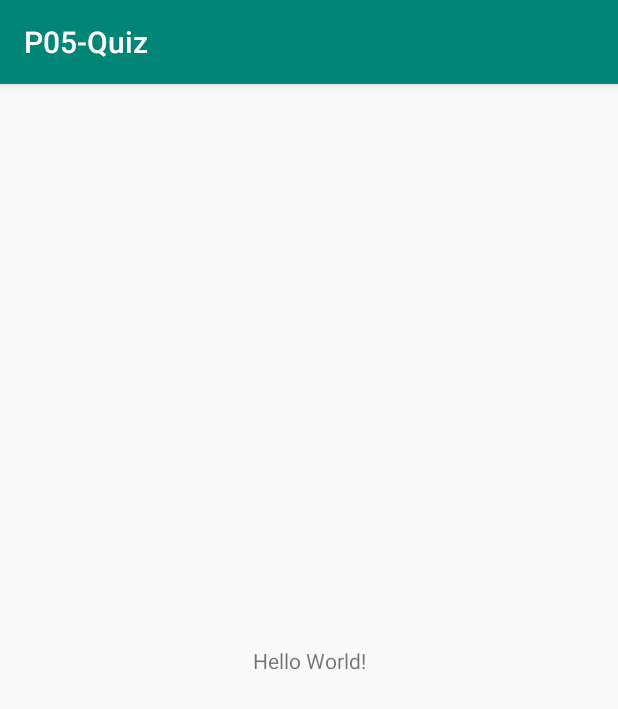
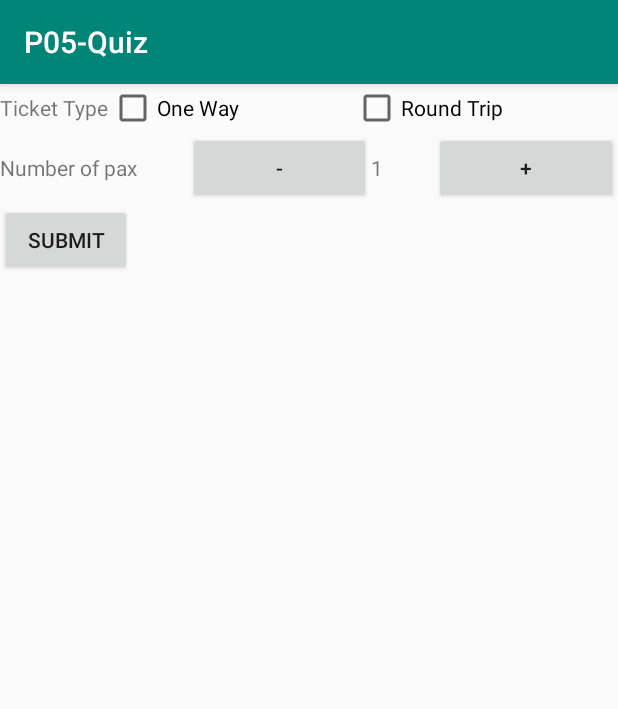
Before and after one commit to Kriaeyl/P05Quiz, an Android app: the screen it shows after launch (MainActivity), on a phone screen of 412 x 824 dp. Shown: the top 709 px of the screen. Run offline under Robolectric (Android 15) with nearby library versions, the phone set to English and light mode, and no system bars.

Commit message:
First! :D

```diff
--- a/app/src/main/AndroidManifest.xml
+++ b/app/src/main/AndroidManifest.xml
@@ -9,6 +9,7 @@
         android:roundIcon="@mipmap/ic_launcher_round"
         android:supportsRtl="true"
         android:theme="@style/AppTheme">
+        <activity android:name=".SecondActivity"></activity>
         <activity android:name=".MainActivity">
             <intent-filter>
                 <action android:name="android.intent.action.MAIN" />
--- a/app/src/main/java/sg/edu/rp/dmsd/p05quiz/MainActivity.java
+++ b/app/src/main/java/sg/edu/rp/dmsd/p05quiz/MainActivity.java
@@ -1,15 +1,84 @@
 package sg.edu.rp.dmsd.p05quiz;
 
+import android.content.Intent;
 import android.support.v7.app.AppCompatActivity;
 import android.os.Bundle;
+import android.view.View;
+import android.widget.Button;
+import android.widget.CheckBox;
+import android.widget.TextView;
+import android.widget.Toast;
 
 public class MainActivity extends AppCompatActivity {
+
+    CheckBox cb1;
+    CheckBox cb2;
+    Button b1;
+    Button b2;
+    TextView num;
+    Button sub;
+
 
     @Override
     protected void onCreate(Bundle savedInstanceState) {
         super.onCreate(savedInstanceState);
         setContentView(R.layout.activity_main);
 
+        cb1 = findViewById(R.id.one);
+        cb2 = findViewById(R.id.two);
+        b1 = findViewById(R.id.button);
+        b2 = findViewById(R.id.button2);
+        num = findViewById(R.id.textView3);
+        sub = findViewById(R.id.button3);
+
+        b1.setOnClickListener(new View.OnClickListener() {
+            @Override
+            public void onClick(View v) {
+                int uwu = Integer.parseInt(num.getText().toString());
+                if (uwu <= 0) {
+                    Toast.makeText(MainActivity.this,"No. of pax should not be negative",Toast.LENGTH_LONG).show();
+                }
+                else {
+                    uwu -= 1;
+                    num.setText(uwu + "");
+                }
+            }
+        });
+
+        b2.setOnClickListener(new View.OnClickListener() {
+            @Override
+            public void onClick(View v) {
+                int uwu = Integer.parseInt(num.getText().toString());
+                uwu += 1;
+                num.setText(uwu+"");
+            }
+        });
+
+        sub.setOnClickListener(new View.OnClickListener() {
+            @Override
+            public void onClick(View v) {
+                if ((cb1.isChecked() && cb2.isChecked())) {
+                    Toast.makeText(MainActivity.this, "Both Checkboxes Selected", Toast.LENGTH_LONG).show();
+                }
+                else if (!cb1.isChecked() && !cb2.isChecked()) {
+                    Toast.makeText(MainActivity.this, "None Selected", Toast.LENGTH_LONG).show();
+
+                }
+                else if (Integer.parseInt(num.getText().toString()) <= 0) {
+                    Toast.makeText(MainActivity.this, "Invalid pax; pax should be more than 0", Toast.LENGTH_LONG).show();
+                }
+                else {
+                    Intent intent = new Intent(MainActivity.this, SecondActivity.class);
+                    intent.putExtra("unu", num.getText().toString());
+                    intent.putExtra("lul", cb1.isChecked());
+                    intent.putExtra("lul2", cb2.isChecked());
+                    startActivity(intent);
+
+                }
+
+            }
+        });
+
 
     }
 }
--- a/app/src/main/res/layout/activity_main.xml
+++ b/app/src/main/res/layout/activity_main.xml
@@ -1,18 +1,75 @@
 <?xml version="1.0" encoding="utf-8"?>
-<android.support.constraint.ConstraintLayout xmlns:android="http://schemas.android.com/apk/res/android"
+<LinearLayout xmlns:android="http://schemas.android.com/apk/res/android"
     xmlns:app="http://schemas.android.com/apk/res-auto"
     xmlns:tools="http://schemas.android.com/tools"
     android:layout_width="match_parent"
     android:layout_height="match_parent"
-    tools:context=".MainActivity">
+    android:orientation="vertical"
+    tools:context=".MainActivity" >
 
-    <TextView
+    <LinearLayout
+        android:layout_width="match_parent"
+        android:layout_height="wrap_content"
+        android:orientation="horizontal">
+
+        <TextView
+            android:id="@+id/textView"
+            android:layout_width="wrap_content"
+            android:layout_height="wrap_content"
+            android:text="Ticket Type" />
+
+        <CheckBox
+            android:id="@+id/one"
+            android:layout_width="wrap_content"
+            android:layout_height="wrap_content"
+            android:layout_weight="1"
+            android:text="One Way" />
+
+        <CheckBox
+            android:id="@+id/two"
+            android:layout_width="wrap_content"
+            android:layout_height="wrap_content"
+            android:layout_weight="1"
+            android:text="Round Trip" />
+    </LinearLayout>
+
+    <LinearLayout
+        android:layout_width="match_parent"
+        android:layout_height="wrap_content"
+        android:orientation="horizontal">
+
+        <TextView
+            android:id="@+id/textView2"
+            android:layout_width="wrap_content"
+            android:layout_height="wrap_content"
+            android:layout_weight="1"
+            android:text="Number of pax" />
+
+        <Button
+            android:id="@+id/button"
+            android:layout_width="wrap_content"
+            android:layout_height="wrap_content"
+            android:layout_weight="1"
+            android:text="-" />
+
+        <TextView
+            android:id="@+id/textView3"
+            android:layout_width="wrap_content"
+            android:layout_height="wrap_content"
+            android:layout_weight="1"
+            android:text="1" />
+
+        <Button
+            android:id="@+id/button2"
+            android:layout_width="wrap_content"
+            android:layout_height="wrap_content"
+            android:layout_weight="1"
+            android:text="+" />
+    </LinearLayout>
+
+    <Button
+        android:id="@+id/button3"
         android:layout_width="wrap_content"
         android:layout_height="wrap_content"
-        android:text="Hello World!"
-        app:layout_constraintBottom_toBottomOf="parent"
-        app:layout_constraintLeft_toLeftOf="parent"
-        app:layout_constraintRight_toRightOf="parent"
-        app:layout_constraintTop_toTopOf="parent" />
-
-</android.support.constraint.ConstraintLayout>
+        android:text="Submit" />
+</LinearLayout>
```
Also changed, not shown: app/src/main/java/sg/edu/rp/dmsd/p05quiz/SecondActivity.java (added, +34 -0 lines), app/src/main/res/layout/activity_second.xml (added, +21 -0 lines).
